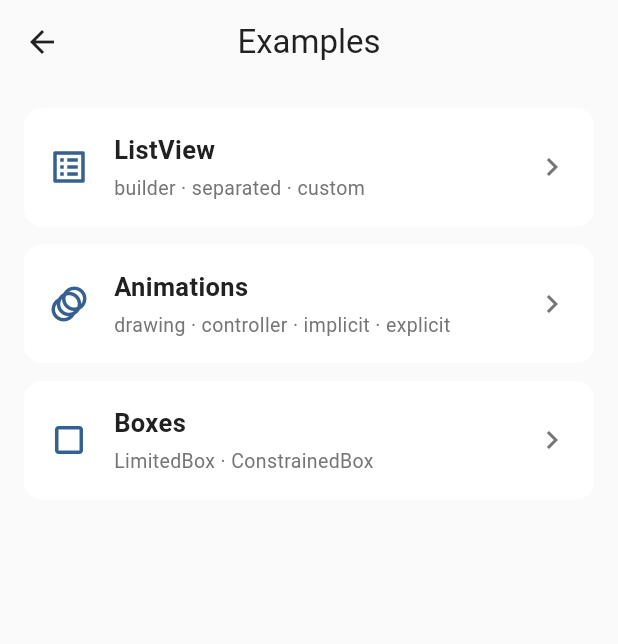
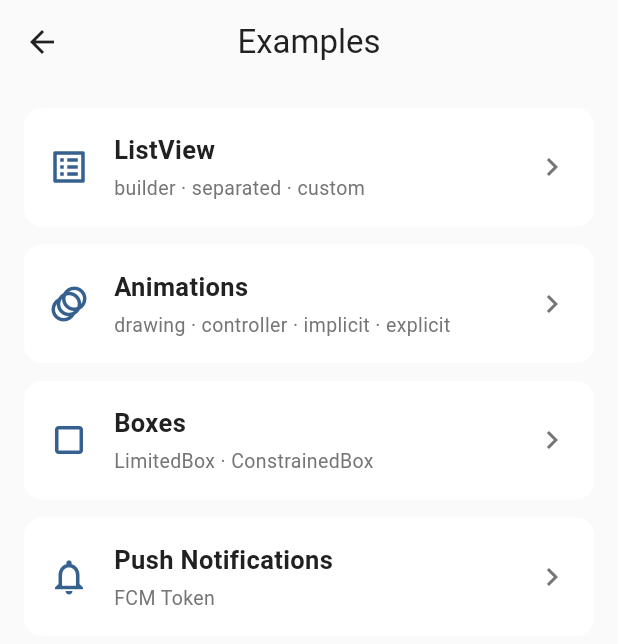
Before and after one commit to varuzhanhovsepyan/Weather-App, a Flutter app: the ExamplesHubScreen screen opened directly, on a phone screen of 412 x 824 dp. Shown: the top 644 px of the screen. Run offline on Flutter 3.47's test engine with Material 3 defaults, Android fonts, the phone set to English and light mode, and no system bars; our stand-ins replace firebase_core, firebase_messaging, flutter_local_notifications; accounts and stored records are empty; network calls fail.

Commit message:
Add Firebase integration for push notifications
- Introduced Firebase Cloud Messaging for handling push notifications.
- Added NotificationService and NotificationState for managing notification logic.
- Implemented FCM token retrieval and display in the app.
- Updated main.dart to initialize Firebase and set up background message handling.
- Created NotificationsScreen and FcmTokenDialog for user interaction with notifications.
- Added localization support for notification-related strings.
- Updated Android and iOS configurations for Firebase integration.

```diff
--- a/lib/app/app.dart
+++ b/lib/app/app.dart
@@ -29,6 +29,7 @@ class WeatherApp extends StatelessWidget {
             GlobalCupertinoLocalizations.delegate,
           ],
 
+          locale: const Locale('en'),
           supportedLocales: const [
             Locale('en'),
             Locale('ru'),
--- a/lib/l10n/app_en.arb
+++ b/lib/l10n/app_en.arb
@@ -87,5 +87,29 @@
   "southKorea": "South Korea",
   "@southKorea": {
     "description": "Country name"
+  },
+  "pushNotifications": "Push Notifications",
+  "@pushNotifications": {
+    "description": "Title for push notifications screen"
+  },
+  "fcmToken": "FCM Token",
+  "@fcmToken": {
+    "description": "Label for Firebase Cloud Messaging token"
+  },
+  "fcmTokenUnavailable": "Token is not available yet",
+  "@fcmTokenUnavailable": {
+    "description": "Message when FCM token cannot be retrieved"
+  },
+  "copyFcmToken": "Copy Token",
+  "@copyFcmToken": {
+    "description": "Button to copy FCM token to clipboard"
+  },
+  "fcmTokenCopied": "Token copied",
+  "@fcmTokenCopied": {
+    "description": "Snackbar after FCM token is copied"
+  },
+  "close": "Close",
+  "@close": {
+    "description": "Close dialog button"
   }
 }
--- a/lib/l10n/app_localizations.dart
+++ b/lib/l10n/app_localizations.dart
@@ -229,6 +229,42 @@ abstract class AppLocalizations {
   /// In en, this message translates to:
   /// **'South Korea'**
   String get southKorea;
+
+  /// Title for push notifications screen
+  ///
+  /// In en, this message translates to:
+  /// **'Push Notifications'**
+  String get pushNotifications;
+
+  /// Label for Firebase Cloud Messaging token
+  ///
+  /// In en, this message translates to:
+  /// **'FCM Token'**
+  String get fcmToken;
+
+  /// Message when FCM token cannot be retrieved
+  ///
+  /// In en, this message translates to:
+  /// **'Token is not available yet'**
+  String get fcmTokenUnavailable;
+
+  /// Button to copy FCM token to clipboard
+  ///
+  /// In en, this message translates to:
+  /// **'Copy Token'**
+  String get copyFcmToken;
+
+  /// Snackbar after FCM token is copied
+  ///
+  /// In en, this message translates to:
+  /// **'Token copied'**
+  String get fcmTokenCopied;
+
+  /// Close dialog button
+  ///
+  /// In en, this message translates to:
+  /// **'Close'**
+  String get close;
 }
 
 class _AppLocalizationsDelegate
--- a/lib/l10n/app_localizations_en.dart
+++ b/lib/l10n/app_localizations_en.dart
@@ -73,4 +73,22 @@ class AppLocalizationsEn extends AppLocalizations {
 
   @override
   String get southKorea => 'South Korea';
+
+  @override
+  String get pushNotifications => 'Push Notifications';
+
+  @override
+  String get fcmToken => 'FCM Token';
+
+  @override
+  String get fcmTokenUnavailable => 'Token is not available yet';
+
+  @override
+  String get copyFcmToken => 'Copy Token';
+
+  @override
+  String get fcmTokenCopied => 'Token copied';
+
+  @override
+  String get close => 'Close';
 }
--- a/lib/l10n/app_ru.arb
+++ b/lib/l10n/app_ru.arb
@@ -21,5 +21,11 @@
   "thailand": "Таиланд",
   "netherlands": "Нидерланды",
   "canada": "Канада",
-  "southKorea": "Южная Корея"
+  "southKorea": "Южная Корея",
+  "pushNotifications": "Push-уведомления",
+  "fcmToken": "FCM токен",
+  "fcmTokenUnavailable": "Токен пока недоступен",
+  "copyFcmToken": "Скопировать токен",
+  "fcmTokenCopied": "Токен скопирован",
+  "close": "Закрыть"
 }
--- a/lib/pages/examples/examples_hub_screen.dart
+++ b/lib/pages/examples/examples_hub_screen.dart
@@ -1,14 +1,18 @@
 import 'package:flutter/material.dart';
-import '../../shared/theme/colors.dart';
+
+import '../../l10n/app_localizations.dart';
 import '../animations_example/animations_example_screen.dart';
 import '../boxes_example/boxes_example_screen.dart';
 import '../list_view_example/list_view_example_screen.dart';
+import '../notifications/notifications_screen.dart';
 
 class ExamplesHubScreen extends StatelessWidget {
   const ExamplesHubScreen({super.key});
 
   @override
   Widget build(BuildContext context) {
+    final l10n = AppLocalizations.of(context)!;
+
     return Scaffold(
       backgroundColor: Theme.of(context).scaffoldBackgroundColor,
       appBar: AppBar(
@@ -17,26 +21,33 @@ class ExamplesHubScreen extends StatelessWidget {
       ),
       body: ListView(
         padding: const EdgeInsets.all(16),
-        children: const [
-          _ExampleTile(
+        children: [
+          const _ExampleTile(
             title: 'ListView',
             subtitle: 'builder · separated · custom',
             icon: Icons.list_alt,
             screen: ListViewExampleScreen(),
           ),
-          SizedBox(height: 12),
-          _ExampleTile(
+          const SizedBox(height: 12),
+          const _ExampleTile(
             title: 'Animations',
             subtitle: 'drawing · controller · implicit · explicit',
             icon: Icons.animation,
             screen: AnimationsExampleScreen(),
           ),
-          SizedBox(height: 12),
-          _ExampleTile(
+          const SizedBox(height: 12),
+          const _ExampleTile(
             title: 'Boxes',
             subtitle: 'LimitedBox · ConstrainedBox',
             icon: Icons.crop_square,
             screen: BoxesExampleScreen(),
+          ),
+          const SizedBox(height: 12),
+          _ExampleTile(
+            title: l10n.pushNotifications,
+            subtitle: l10n.fcmToken,
+            icon: Icons.notifications_outlined,
+            screen: const NotificationsScreen(),
           ),
         ],
       ),
--- a/pubspec.yaml
+++ b/pubspec.yaml
@@ -37,6 +37,9 @@ dependencies:
   http: ^1.1.0
   provider: ^6.1.1
   intl: ^0.20.2
+  firebase_core: ^4.12.1
+  firebase_messaging: ^16.4.3
+  flutter_local_notifications: ^22.2.0
 
 dev_dependencies:
   flutter_test:
```
Also changed, not shown: lib/features/notifications/notification_service.dart (added, +122 -0 lines), lib/features/notifications/notification_state.dart (added, +50 -0 lines), lib/l10n/app_localizations_ru.dart (+18 -0 lines), lib/main.dart (+18 -2 lines), lib/pages/notifications/fcm_token_dialog.dart (added, +45 -0 lines), lib/pages/notifications/notifications_screen.dart (added, +82 -0 lines), lib/pages/weather_home/weather_home_screen.dart (+9 -1 lines), firebase.json (added), lib/firebase_options.dart (added), pubspec.lock, 20 other files.
